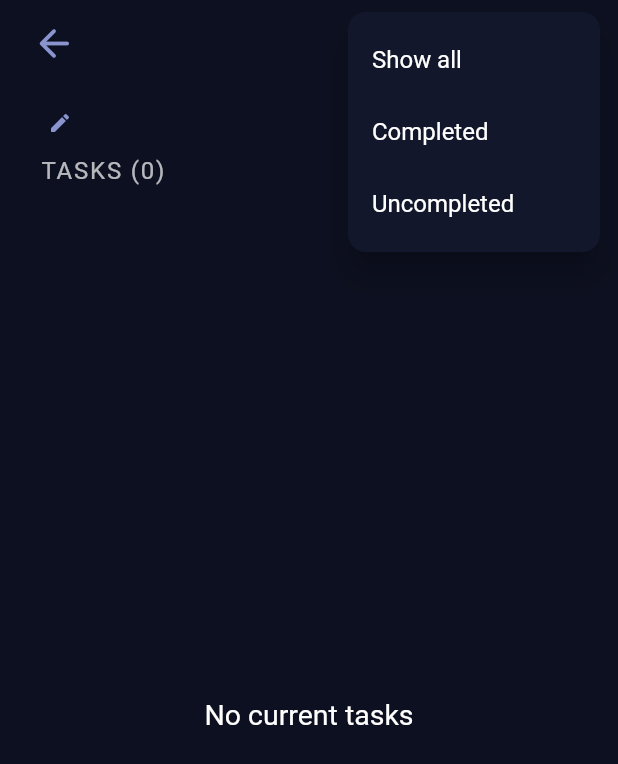
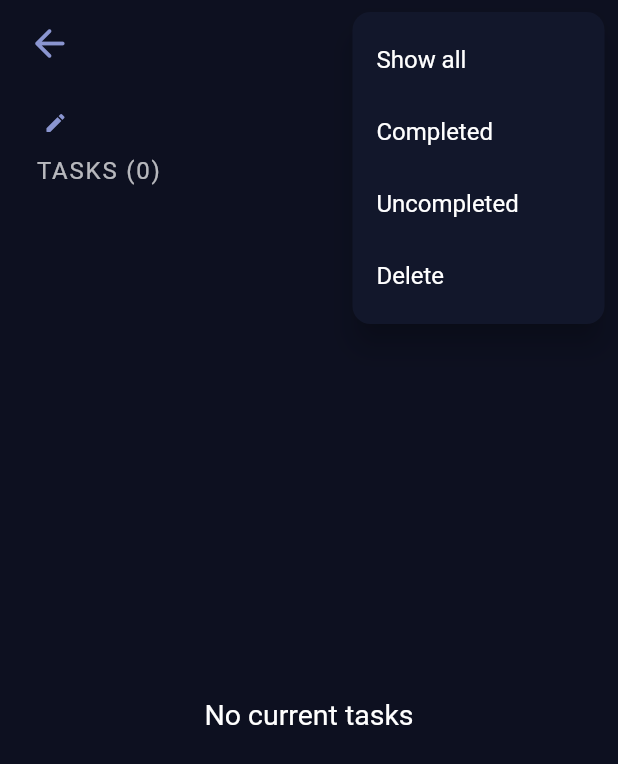
Before and after one commit to devBamidele/donev2, a Flutter app: the CategoryScreen screen opened directly, after a tap on the "more vert" icon, on a phone screen of 412 x 824 dp. Shown: the top 764 px of the screen. Run offline on Flutter 3.47's test engine with Material 2 defaults, Android fonts, the phone set to English and light mode, and no system bars; our stand-ins replace animated_text_kit, flutter_local_notifications, flutter_switch, responsive_framework, roundcheckbox, shared_preferences and 2 more; accounts and stored records are empty.

```diff
--- a/lib/lists/mod_category_list.dart
+++ b/lib/lists/mod_category_list.dart
@@ -23,7 +23,7 @@ class ModifiedCategoryList extends StatelessWidget {
           ) {
             if (!snapshot.hasData) {
               // At the initial stage when there is no stream
-              data.getGroup(category: data.selected, query: data.search);
+              data.getGroup(category: data.selected);
               return const LoadingData();
             } else {
               return snapshot
--- a/lib/screens/category_screen.dart
+++ b/lib/screens/category_screen.dart
@@ -5,6 +5,7 @@ import 'package:donev2/screens/extras/group_search.dart';
 import 'package:flutter/material.dart';
 import 'package:provider/provider.dart';
 import 'extras/custom_back_button.dart';
+import 'extras/popup_menu.dart';
 import 'extras/rename_sheet.dart';
 
 class CategoryScreen extends StatelessWidget {
@@ -21,8 +22,8 @@ class CategoryScreen extends StatelessWidget {
             child: Padding(
               padding: const EdgeInsets.only(
                 top: 5,
-                right: 12,
-                left: 12,
+                right: 9,
+                left: 9,
                 bottom: 10,
               ),
               child: Column(
@@ -50,38 +51,7 @@ class CategoryScreen extends StatelessWidget {
                               color: kTertiaryColor,
                             ),
                           ),
-                          PopupMenuButton(
-                            icon: Icon(
-                              Icons.more_vert_rounded,
-                              size: kIconSize,
-                              color: kTertiaryColor,
-                            ),
-                            itemBuilder: (BuildContext context) =>
-                                <PopupMenuEntry>[
-                              PopupMenuItem(
-                                onTap: () {
-                                  data.getGroup(category: data.selected);
-                                },
-                                child: const Text('Show all'),
-                              ),
-                              PopupMenuItem(
-                                onTap: () {
-                                  data.getGroup(
-                                      category: data.selected, selected: 1);
-                                  data.currentOption = 1;
-                                },
-                                child: const Text('Completed'),
-                              ),
-                              PopupMenuItem(
-                                onTap: () {
-                                  data.getGroup(
-                                      category: data.selected, selected: 0);
-                                  data.currentOption = 0;
-                                },
-                                child: const Text('Uncompleted'),
-                              ),
-                            ],
-                          )
+                          const PopUpMenu(),
                         ],
                       )
                     ],
--- /dev/null
+++ b/lib/screens/extras/popup_menu.dart
@@ -0,0 +1,98 @@
+import 'package:flutter/material.dart';
+import 'package:provider/provider.dart';
+
+import '../../bloc/todo_bloc.dart';
+import '../../constants.dart';
+
+class PopUpMenu extends StatelessWidget {
+  const PopUpMenu({
+    Key? key,
+  }) : super(key: key);
+
+  @override
+  Widget build(BuildContext context) {
+    return Consumer<TodoBloc>(
+      builder: (_, data, Widget? child) {
+        return PopupMenuButton(
+          icon: Icon(
+            Icons.more_vert_rounded,
+            size: kIconSize,
+            color: kTertiaryColor,
+          ),
+          itemBuilder: (BuildContext context) => <PopupMenuEntry>[
+            PopupMenuItem(
+              onTap: () {
+                data.getGroup(category: data.selected);
+              },
+              child: const Text('Show all'),
+            ),
+            PopupMenuItem(
+              onTap: () {
+                data.getGroup(category: data.selected, selected: 1);
+                data.currentOption = 1;
+              },
+              child: const Text('Completed'),
+            ),
+            PopupMenuItem(
+              onTap: () {
+                data.getGroup(category: data.selected, selected: 0);
+                data.currentOption = 0;
+              },
+              child: const Text('Uncompleted'),
+            ),
+            PopupMenuItem(
+              onTap: () {
+                Future.delayed(
+                  const Duration(seconds: 0),
+                  () => showDialog(
+                    context: context,
+                    builder: (BuildContext context) => AlertDialog(
+                      title: Text(
+                        'Delete ${data.selected}',
+                      ),
+                      content: const Text(
+                          'Are you sure you want to delete this category ?'),
+                      actions: <Widget>[
+                        TextButton(
+                          onPressed: () {
+                            Navigator.pop(context, false);
+                          },
+                          child: const Text(
+                            'Cancel',
+                            style:
+                                TextStyle(color: kTertiaryColor, fontSize: 16),
+                          ),
+                        ),
+                        TextButton(
+                          onPressed: () {
+                            data.deleteCategory(data.selected);
+                            int count = 0;
+                            Navigator.of(context).popUntil((_) => count++ >= 2);
+                            ScaffoldMessenger.of(context).showSnackBar(
+                              SnackBar(
+                                duration: const Duration(milliseconds: 1200),
+                                content: Text(
+                                  'Successfully deleted \'${data.selected}\'',
+                                  textAlign: TextAlign.center,
+                                ),
+                              ),
+                            );
+                          },
+                          child: const Text(
+                            'Confirm',
+                            style: TextStyle(color: kShadowColor, fontSize: 16),
+                          ),
+                        ),
+                      ],
+                    ),
+                  ),
+                );
+              },
+              child: const Text('Delete'),
+            ),
+          ],
+        );
+      },
+    );
+  }
+}
--- a/lib/screens/extras/rename_sheet.dart
+++ b/lib/screens/extras/rename_sheet.dart
@@ -15,8 +15,10 @@ class RenameSheet extends StatelessWidget {
   @override
   Widget build(BuildContext context) {
     final editNameController = TextEditingController();
-    editNameController.text =
-        Provider.of<TodoBloc>(context, listen: false).username!;
+
+    editNameController.text = function == '/name'
+        ? Provider.of<TodoBloc>(context, listen: false).username!
+        : Provider.of<TodoBloc>(context, listen: false).selected;
     return Consumer<TodoBloc>(
         builder: (BuildContext context, data, Widget? child) {
       return SingleChildScrollView(
--- a/lib/screens/home_screen.dart
+++ b/lib/screens/home_screen.dart
@@ -20,7 +20,7 @@ class HomeScreen extends StatelessWidget {
       builder: (BuildContext context, data, Widget? child) {
         return Scaffold(
           floatingActionButton: Padding(
-            padding: const EdgeInsets.only(bottom: 20, right: 5),
+            padding: const EdgeInsets.only(bottom: 10, right: 5),
             child: Card(
               color: kScaffoldColor,
               shape: RoundedRectangleBorder(
@@ -47,8 +47,8 @@ class HomeScreen extends StatelessWidget {
             child: Padding(
               padding: const EdgeInsets.only(
                 top: 5,
-                left: 12,
-                right: 12,
+                left: 9,
+                right: 9,
                 bottom: 10,
               ),
               child: Column(
@@ -87,7 +87,7 @@ class HomeScreen extends StatelessWidget {
                         onPressed: () {
                           showSearch(
                             context: context,
-                            delegate: TaskSearch(hintText: 'Search for tasks'),
+                            delegate: TaskSearch(hintText: 'Search'),
                           );
                         },
                         icon: const Icon(
@@ -146,29 +146,20 @@ class HomeScreen extends StatelessWidget {
                     height: 110,
                     child: CategoryList(),
                   ),
-                  spacing(height: 5),
+                  spacing(),
                   Row(
                     mainAxisAlignment: MainAxisAlignment.spaceBetween,
-                    children: [
-                      const Padding(
+                    children: const [
+                      Padding(
                         padding: EdgeInsets.symmetric(horizontal: 10),
                         child: Text(
                           'YOUR TASKS',
                           style: kText1,
                         ),
                       ),
-                      PopupMenuButton(
-                        icon: Icon(
-                          Icons.sort_rounded,
-                          size: kIconSize,
-                          color: kTertiaryColor,
-                        ),
-                        itemBuilder: (BuildContext context) =>
-                            <PopupMenuEntry>[],
-                      ),
                     ],
                   ),
-                  spacing(height: 5),
+                  spacing(),
                   const Expanded(
                     child: TaskList(),
                   )
```
Also changed, not shown: lib/bloc/todo_bloc.dart (+7 -6 lines), lib/dao/todo_dao.dart (+13 -1 lines), lib/reusables/category_card.dart (+1 -82 lines), lib/screens/extras/group_search.dart (+55 -60 lines).
